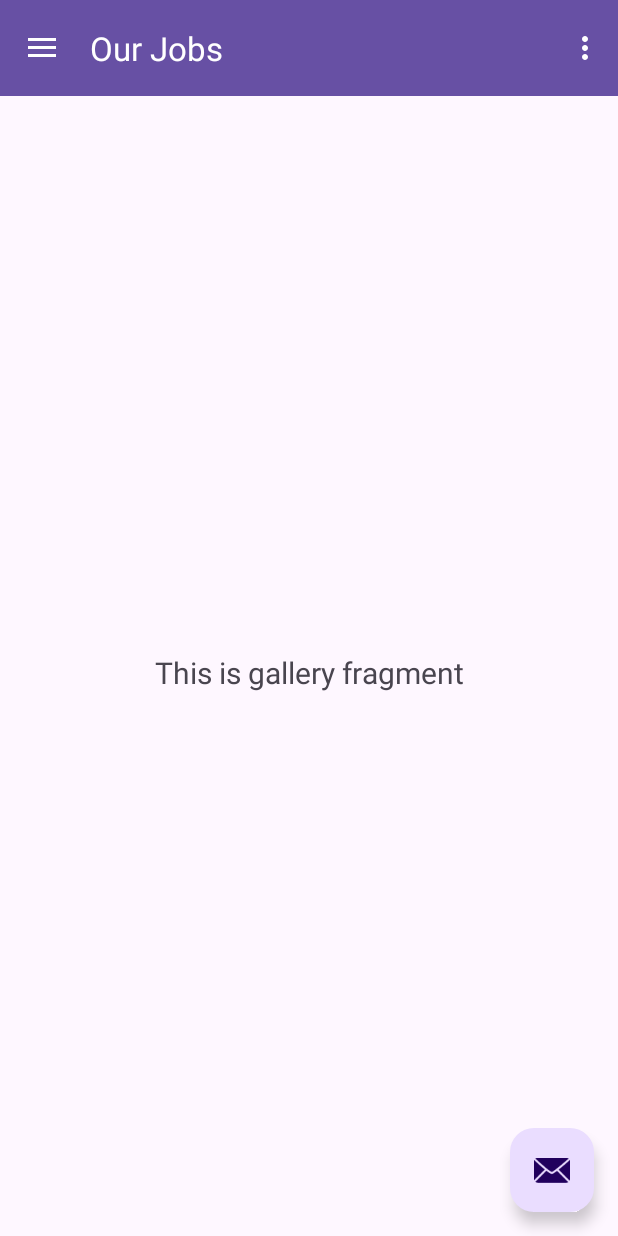
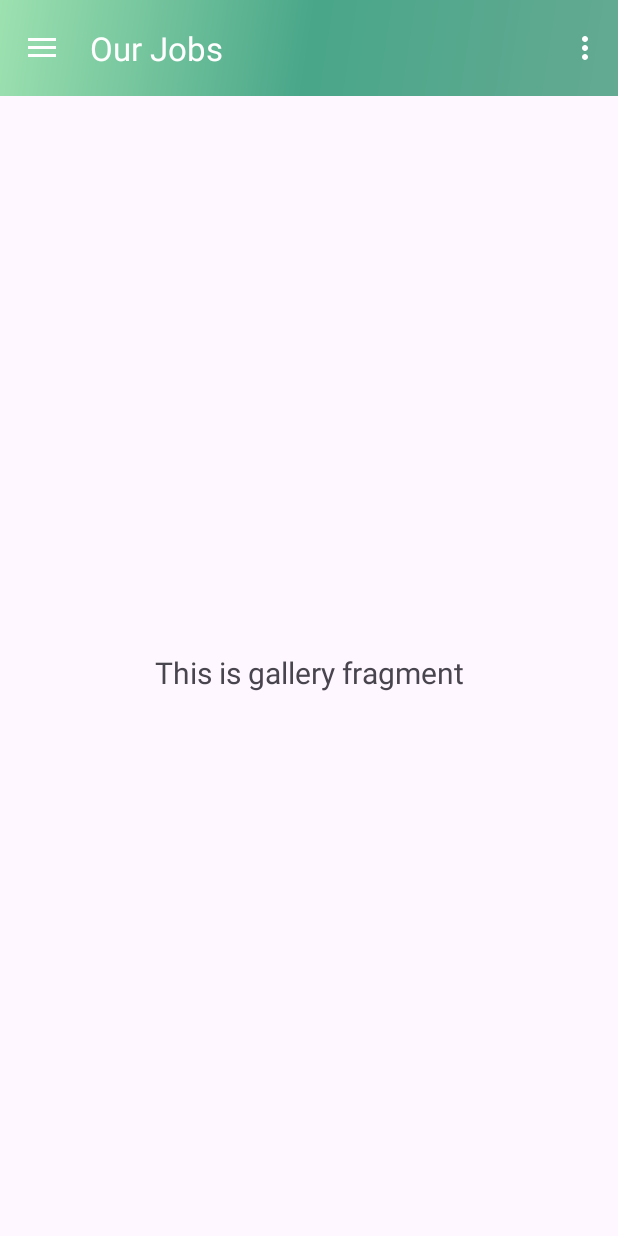
Before and after one commit to JuanNossa/APPHYDROJETTING, an Android app: the InicioActivity screen opened directly, with no data from a screen before it, in the side drawer, after a tap on "Our Jobs", on a phone screen of 412 x 824 dp. Run offline under Robolectric (Android 15) with nearby library versions, the phone set to English and light mode, and no system bars; our stand-ins replace navigation-ui.

Commit message:
Cambios de color y eliminación de codigo redundante

```diff
--- a/app/src/main/java/com/example/apphydrojetting/activity/InicioActivity.java
+++ b/app/src/main/java/com/example/apphydrojetting/activity/InicioActivity.java
@@ -30,13 +30,6 @@ public class InicioActivity extends AppCompatActivity {
         setContentView(binding.getRoot());
 
         setSupportActionBar(binding.appBarInicio.toolbar);
-        binding.appBarInicio.fab.setOnClickListener(new View.OnClickListener() {
-            @Override
-            public void onClick(View view) {
-                Snackbar.make(view, "Replace with your own action", Snackbar.LENGTH_LONG)
-                        .setAction("Action", null).show();
-            }
-        });
         DrawerLayout drawer = binding.drawerLayout;
         NavigationView navigationView = binding.navView;
         // Passing each menu ID as a set of Ids because each
--- a/app/src/main/res/layout/app_bar_inicio.xml
+++ b/app/src/main/res/layout/app_bar_inicio.xml
@@ -15,20 +15,11 @@
             android:id="@+id/toolbar"
             android:layout_width="match_parent"
             android:layout_height="?attr/actionBarSize"
-            android:background="?attr/colorPrimary"
+            android:background="@drawable/side_nav_bar"
             app:popupTheme="@style/Theme.APPHYDROJETTING.PopupOverlay" />
 
     </com.google.android.material.appbar.AppBarLayout>
 
     <include layout="@layout/content_inicio" />
 
-    <com.google.android.material.floatingactionbutton.FloatingActionButton
-        android:id="@+id/fab"
-        android:layout_width="wrap_content"
-        android:layout_height="wrap_content"
-        android:layout_gravity="bottom|end"
-        android:layout_marginEnd="@dimen/fab_margin"
-        android:layout_marginBottom="16dp"
-        app:srcCompat="@android:drawable/ic_dialog_email" />
-
 </androidx.coordinatorlayout.widget.CoordinatorLayout>
--- a/app/src/main/res/menu/inicio.xml
+++ b/app/src/main/res/menu/inicio.xml
@@ -2,8 +2,8 @@
 <menu xmlns:android="http://schemas.android.com/apk/res/android"
     xmlns:app="http://schemas.android.com/apk/res-auto">
     <item
-        android:id="@+id/action_settings"
+        android:id="@+id/action_login"
         android:orderInCategory="100"
-        android:title="@string/action_settings"
+        android:title="@string/action_login"
         app:showAsAction="never" />
 </menu>
--- a/app/src/main/res/values/strings.xml
+++ b/app/src/main/res/values/strings.xml
@@ -11,7 +11,7 @@
     <string name="nav_header_title">Android Studio</string>
     <string name="nav_header_subtitle">android.studio@android.com</string>
     <string name="nav_header_desc">Navigation header</string>
-    <string name="action_settings">Settings</string>
+    <string name="action_login">LogIn Admin</string>
 
     <string name="menu_home">Home</string>
     <string name="menu_jobs">Our Jobs</string>
```
